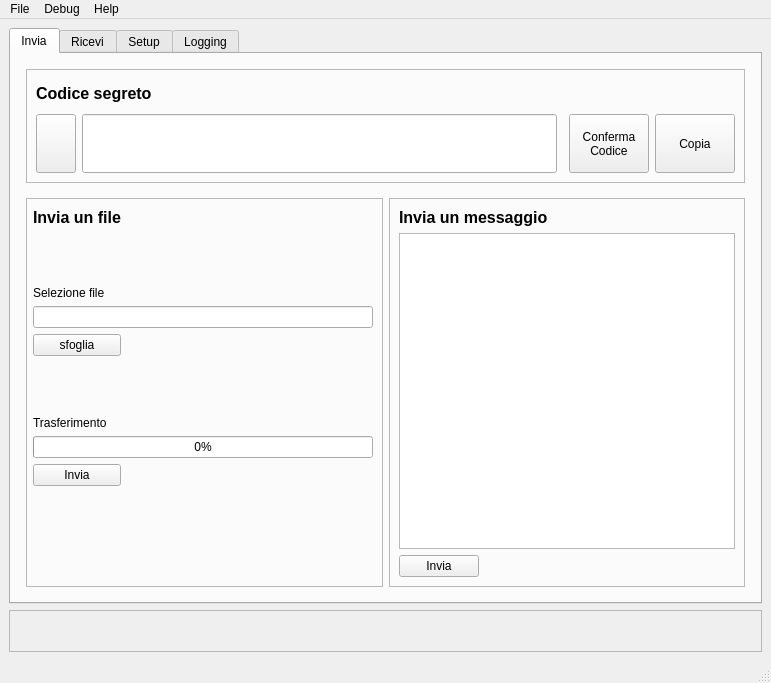
This is mainwindow.ui in agentOfChaos/WormholeGui as Qt 5 draws it before an edit. The edited form follows.
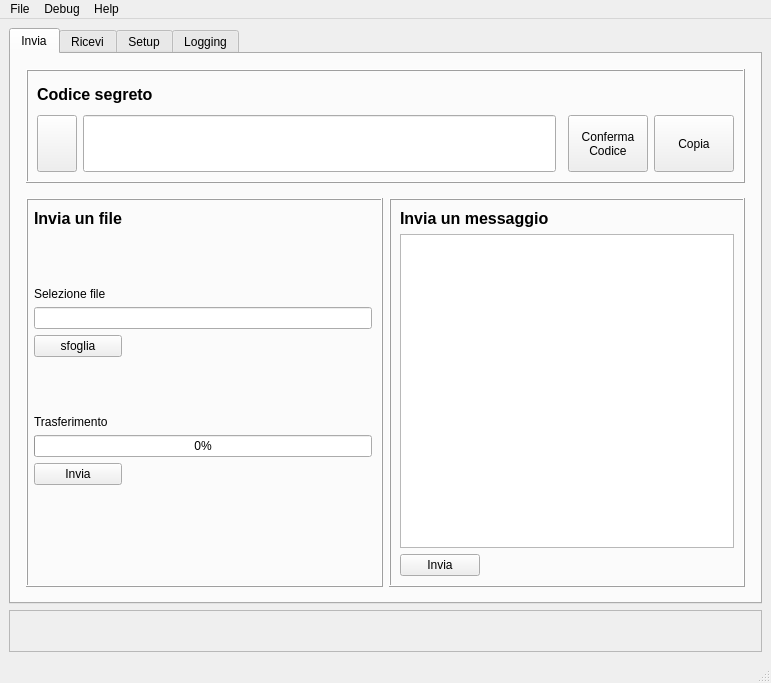
This is the edited form. Icons and pictures are not drawn. Custom widgets are drawn as their Qt base class.

```diff
--- a/mainwindow.ui
+++ b/mainwindow.ui
@@ -73,7 +73,7 @@
                 </sizepolicy>
                </property>
                <property name="frameShape">
-                <enum>QFrame::StyledPanel</enum>
+                <enum>QFrame::Box</enum>
                </property>
                <property name="frameShadow">
                 <enum>QFrame::Raised</enum>
@@ -222,7 +222,7 @@
                      </sizepolicy>
                     </property>
                     <property name="frameShape">
-                     <enum>QFrame::StyledPanel</enum>
+                     <enum>QFrame::Box</enum>
                     </property>
                     <property name="frameShadow">
                      <enum>QFrame::Raised</enum>
@@ -411,7 +411,7 @@
                      </sizepolicy>
                     </property>
                     <property name="frameShape">
-                     <enum>QFrame::StyledPanel</enum>
+                     <enum>QFrame::Box</enum>
                     </property>
                     <property name="frameShadow">
                      <enum>QFrame::Raised</enum>
```
Left out of the diff: 6 changed lines with no effect on the pictures.
